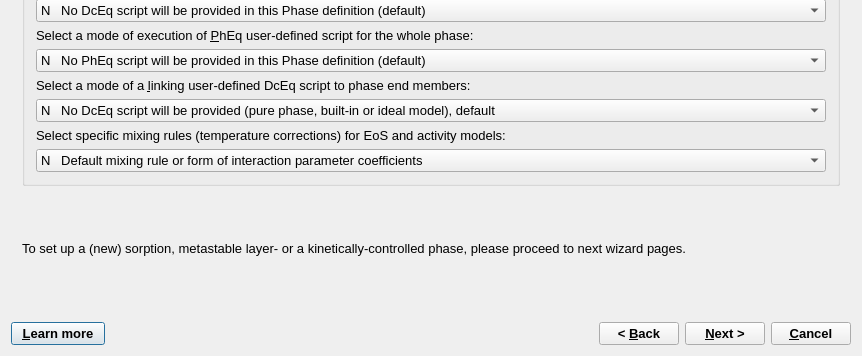
gemshub/GEMSGUI, file GUI/Dialogs4/PhaseWizard4.ui: the form before one commit; both pictures show x 0 to 862 and y 429 to 785 of the 862 by 785 pixel window.
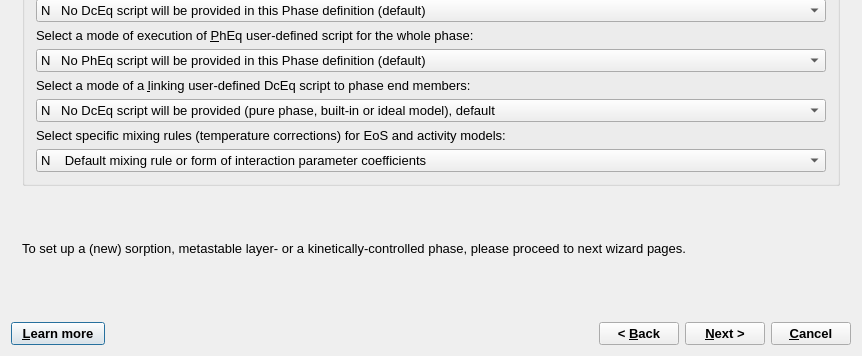
The form after the commit.

Commit message: Completed TBerman with/without CEF reciprocal non-ideality term (using TCSH 8-component ss model). Added an option for that to the Phase Wizard. Connected calculation of partial terms (configurational, reciprocal, excess and DQF) with the arrays in MULTI to arrange TNode and GEMS-GUI access to them (this can be seen now in View - Details for Experts - Gamma page).

What changed in the file:
```diff
--- a/GUI/Dialogs4/PhaseWizard4.ui
+++ b/GUI/Dialogs4/PhaseWizard4.ui
@@ -511,7 +511,7 @@
            <widget class="QComboBox" name="SCM_code">
             <item>
              <property name="text">
-              <string>N   Default mixing rule or form of interaction parameter coefficients  </string>
+              <string>N    Default mixing rule or form of interaction parameter coefficients  </string>
              </property>
             </item>
             <item>
```
Left out of the diff: 5 changed lines with no effect on the pictures. The commit also changes 5 other files.
